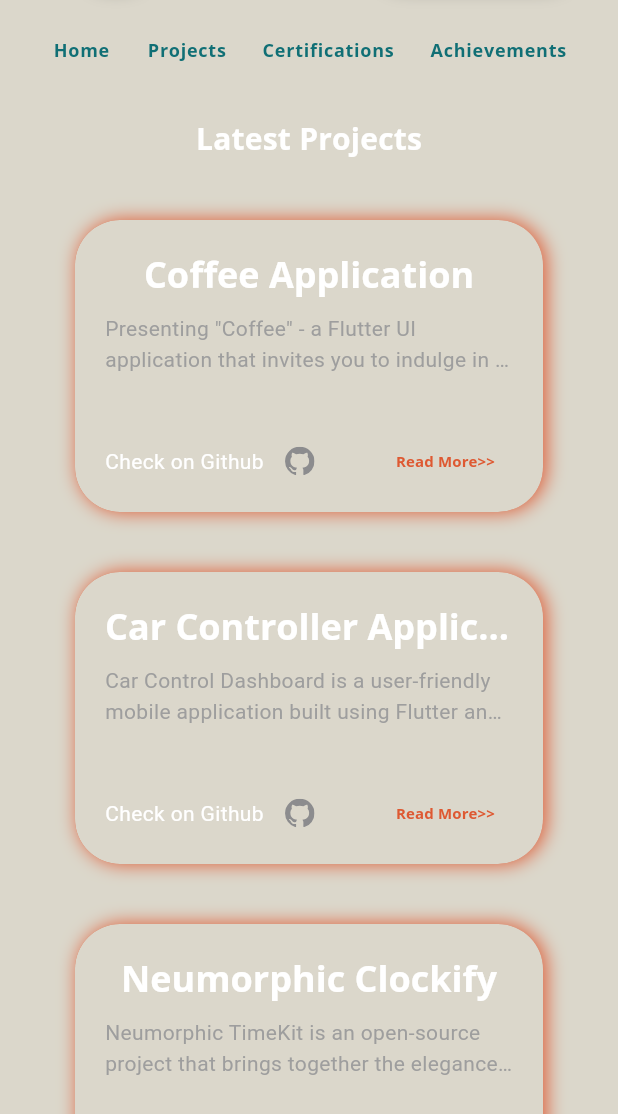
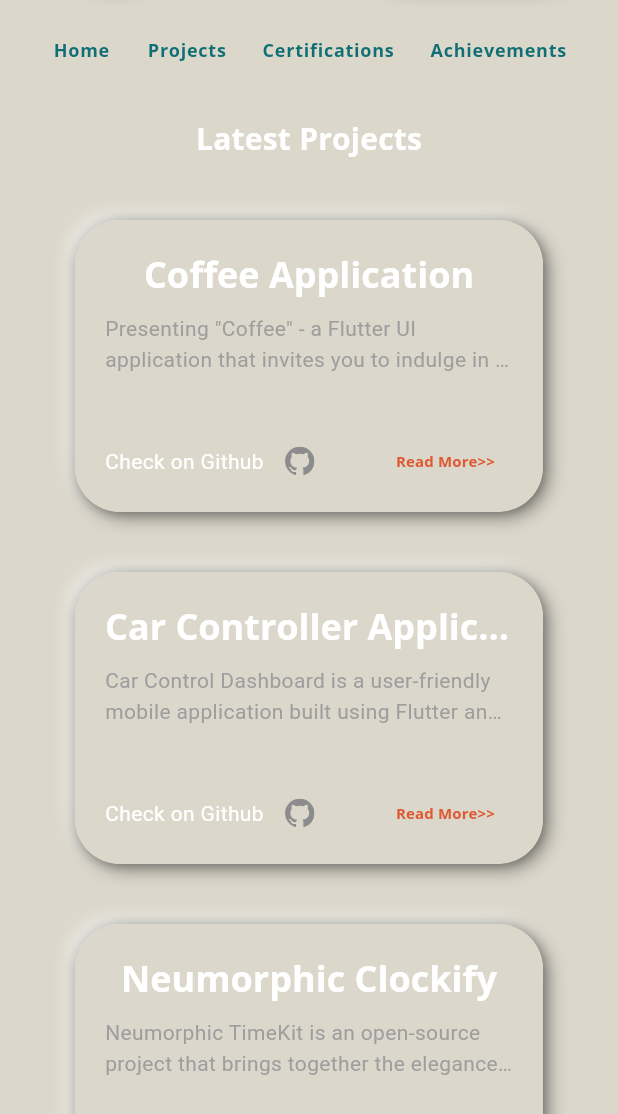
Before and after one commit to reymahendra/rey-mahendra, a Flutter app: the screen it shows after launch, after a tap on the "menu" icon, after a tap on "Whatsapp", after a tap on "Projects", on a phone screen of 412 x 824 dp, the part 122-1236 px from its top. Run offline on Flutter 3.47's test engine with Material 3 defaults, Android fonts, the phone set to English and light mode, and no system bars; our stand-ins replace flutter_neumorphic_plus, flutter_svg, font_awesome_flutter, get, google_fonts, photo_view.

Commit message:
Sec Commit

```diff
--- a/lib/view/intro/components/combine_subtitle.dart
+++ b/lib/view/intro/components/combine_subtitle.dart
@@ -14,13 +14,13 @@ class CombineSubtitleText extends StatelessWidget {
       children: [
         const Responsive(
           desktop: AnimatedSubtitleText(
-              start: 30, end: 40, text: 'Flutter '),
+              start: 30, end: 40, text: 'Mobile and Web '),
           largeMobile: AnimatedSubtitleText(
-              start: 30, end: 25, text: 'Flutter '),
+              start: 30, end: 25, text: 'Mobile and Web '),
           mobile: AnimatedSubtitleText(
-              start: 25, end: 20, text: 'Flutter '),
+              start: 25, end: 20, text: 'Mobile and Web '),
           tablet: AnimatedSubtitleText(
-              start: 40, end: 30, text: 'Flutter '),
+              start: 40, end: 30, text: 'Mobile and Web '),
         ),
         (kIsWeb && Responsive.isLargeMobile(context)
             ? const Responsive(
--- a/lib/view/intro/components/description_text.dart
+++ b/lib/view/intro/components/description_text.dart
@@ -14,7 +14,7 @@ class AnimatedDescriptionText extends StatelessWidget {
       duration: const Duration(milliseconds: 200),
       builder: (context, value, child) {
         return Text(
-          'I\'m capable of creating excellent mobile apps, handling${Responsive.isLargeMobile(context) ? '\n' : ''}every step from ${!Responsive.isLargeMobile(context) ? '\n' : ''}concept to deployment.',
+          'I\'m capable of creating excellent mobile and web apps, handling${Responsive.isLargeMobile(context) ? '\n' : ''}every step from ${!Responsive.isLargeMobile(context) ? '\n' : ''}concept to deployment.',
           maxLines: 2,
           overflow: TextOverflow.ellipsis,
           style: TextStyle(color: Colors.black, wordSpacing: 2, fontSize: value),
--- a/lib/view/intro/components/social_media_coloumn.dart
+++ b/lib/view/intro/components/social_media_coloumn.dart
@@ -9,11 +9,11 @@ class SocialMediaIconColumn extends StatelessWidget {
   Widget build(BuildContext context) {
     return Column(
       children: [
-        SocialMediaIcon(icon: 'assets/icons/linkedin.svg',onTap: ()=>launchUrl(Uri.parse('https://www.linkedin.com/in/hamad-anwar/'))),
-        SocialMediaIcon(icon: 'assets/icons/github.svg',onTap: () => launchUrl(Uri.parse('https://github.com/Hamad-Anwar')),),
-        const SocialMediaIcon(icon: 'assets/icons/dribble.svg',),
-        const SocialMediaIcon(icon: 'assets/icons/twitter.svg'),
-        const SocialMediaIcon(icon: 'assets/icons/linkedin.svg'),
+        SocialMediaIcon(icon: 'assets/icons/linkedin.svg',onTap: ()=>launchUrl(Uri.parse('https://www.linkedin.com/in/rey-mahendra-0894b9322/'))),
+        SocialMediaIcon(icon: 'assets/icons/github.svg',onTap: () => launchUrl(Uri.parse('https://github.com/reymahendra')),),
+        SocialMediaIcon(icon: 'assets/icons/dribble.svg', onTap: () => launchUrl(Uri.parse('https://github.com/reymahendra')),),
+        SocialMediaIcon(icon: 'assets/icons/twitter.svg',onTap: () => launchUrl(Uri.parse('https://github.com/reymahendra')),),
+        SocialMediaIcon(icon: 'assets/icons/instagram.svg', onTap: () => launchUrl(Uri.parse('https://github.com/reymahendra')),),
       ],
     );
   }
--- a/lib/view/main/components/drawer/contact_icons.dart
+++ b/lib/view/main/components/drawer/contact_icons.dart
@@ -1,4 +1,5 @@
 import 'package:flutter/material.dart';
+import 'package:flutter_neumorphic_plus/flutter_neumorphic.dart';
 import 'package:flutter_svg/svg.dart';
 import 'package:url_launcher/url_launcher.dart';
 
@@ -9,25 +10,46 @@ class ContactIcon extends StatelessWidget {
 
   @override
   Widget build(BuildContext context) {
-    return Container(
+    return  Container(
       margin: const EdgeInsets.only(top: defaultPadding),
       child: Row(
         children: [
           const Spacer(),
-          IconButton(
+          Neumorphic(
+            style: NeumorphicStyle(
+        boxShape: NeumorphicBoxShape.roundRect(BorderRadius.circular(30)),
+        depth: 8,
+        lightSource: LightSource.topLeft,
+        color: bgColor,
+      ),
+            child: IconButton(
               onPressed: () {
-                launchUrl(Uri.parse('https://linkedin.com/in/hamad-anwar'));
+                launchUrl(Uri.parse('https://www.linkedin.com/in/rey-mahendra-0894b9322/'));
               },
               icon: SvgPicture.asset(
                 'assets/icons/linkedin.svg',
+                // ignore: deprecated_member_use
                 color: Colors.black,
               )),
-          IconButton(
+          ),
+
+          Neumorphic(
+            margin:EdgeInsets.fromLTRB(defaultPadding, 0, 0, 0) ,
+            style: NeumorphicStyle(
+        boxShape: NeumorphicBoxShape.roundRect(BorderRadius.circular(30)),
+        depth: 8,
+        lightSource: LightSource.topLeft,
+        color: bgColor,
+      ),
+            child: IconButton(
               onPressed: () {
-                launchUrl(Uri.parse('https://github.com/hamad-anwar'));
+                launchUrl(Uri.parse('https://github.com/reymahendra'));
               },
               icon: SvgPicture.asset('assets/icons/github.svg',
+                  // ignore: deprecated_member_use
                   color: Colors.black)),
+          ),
+
           const Spacer(),
         ],
       ),
--- a/lib/view/main/components/drawer/knowledge.dart
+++ b/lib/view/main/components/drawer/knowledge.dart
@@ -11,6 +11,7 @@ class KnowledgeText extends StatelessWidget {
       padding: const EdgeInsets.only(bottom: defaultPadding/2),
       child: Row(
         children: [
+          // ignore: deprecated_member_use
           SvgPicture.asset('assets/icons/check.svg', color: secColor,),
           const SizedBox(width: defaultPadding/2,),
           Text(knowledge),
--- a/lib/view/projects/components/project_info.dart
+++ b/lib/view/projects/components/project_info.dart
@@ -1,4 +1,5 @@
 import 'package:flutter/material.dart';
+import 'package:flutter_neumorphic_plus/flutter_neumorphic.dart';
 import 'package:flutter_portfolio/view/projects/components/project_deatail.dart';
 import 'package:get/get.dart';
 import '../../../model/project_model.dart';
@@ -12,7 +13,14 @@ class ProjectStack extends StatelessWidget {
   final int index;
   @override
   Widget build(BuildContext context) {
-    return InkWell(
+    return Neumorphic(
+      style: NeumorphicStyle(
+        boxShape: NeumorphicBoxShape.roundRect(BorderRadius.circular(30)),
+        depth: 8,
+        lightSource: LightSource.topLeft,
+        color: bgColor,
+      ),
+      child:  InkWell(
       onHover: (value) {
         controller.onHover(index, value);
       },
@@ -28,6 +36,7 @@ class ProjectStack extends StatelessWidget {
           duration: const Duration(milliseconds: 500),
           child: ProjectDetail(index: index,),
       ),
+    )
     );
   }
 }
--- a/lib/view/projects/components/projects_grid.dart
+++ b/lib/view/projects/components/projects_grid.dart
@@ -17,21 +17,18 @@ class ProjectGrid extends StatelessWidget {
       gridDelegate:  SliverGridDelegateWithFixedCrossAxisCount(
           crossAxisCount: crossAxisCount, childAspectRatio: ratio),
       itemBuilder: (context, index) {
-        return Obx(() => AnimatedContainer(
+        return Obx(() =>  AnimatedContainer(
             duration: const Duration(milliseconds: 200),
             margin: const EdgeInsets.symmetric(
                 vertical: defaultPadding, horizontal: defaultPadding),
             decoration: BoxDecoration(
                 borderRadius: BorderRadius.circular(30),
-                gradient: const LinearGradient(colors: [
-                  secColor,
-                  secColor
-                ]),
+                color: bgColor,
                 boxShadow:  [
                   BoxShadow(
-                      color: secColor,
-                      offset: const Offset(2, 0),
-                      blurRadius: controller.hovers[index] ? 20 : 10,),
+                      color: Colors.black38,
+                      offset: const Offset(0, 0),
+                      blurRadius: controller.hovers[index] ? 2 : 5,),
                 ]),
             child: ProjectStack(index: index)
         ));
```
Also changed, not shown: assets/icons/instagram.svg (added), assets/images/image.png.
